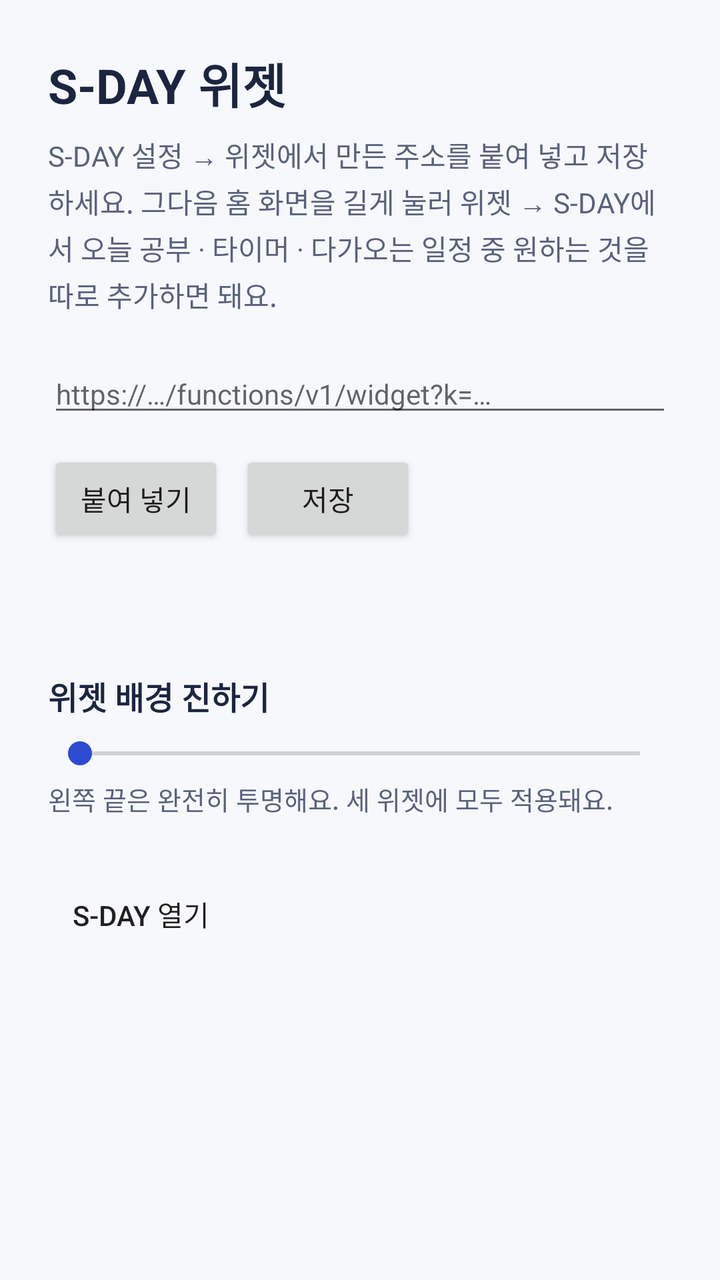
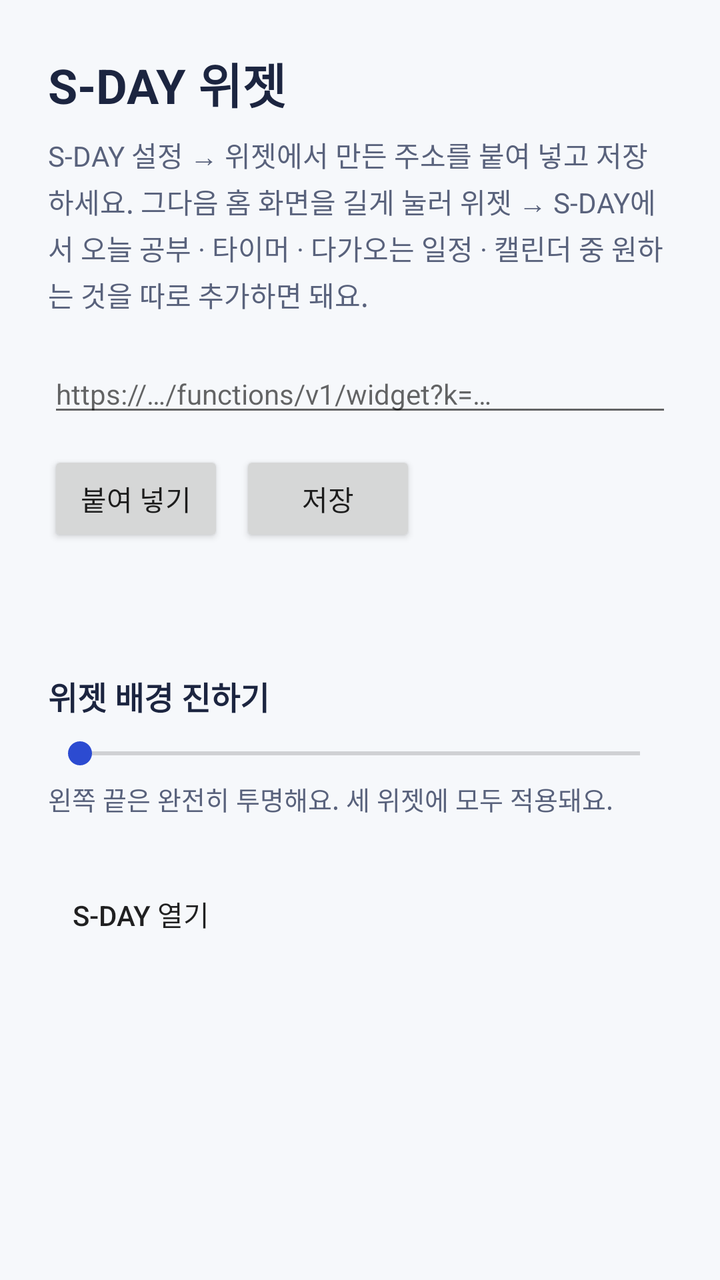

Before-and-after screenshots of an Android layout around one commit, followed by the original layout XML and the change that was made.
<!-- AndroidManifest.xml: application theme AppTheme -->
<!-- res/layout/activity_main.xml -->
<?xml version="1.0" encoding="utf-8"?>
<ScrollView xmlns:android="http://schemas.android.com/apk/res/android"
    android:layout_width="match_parent"
    android:layout_height="match_parent"
    android:fitsSystemWindows="true">

    <LinearLayout
        android:layout_width="match_parent"
        android:layout_height="wrap_content"
        android:orientation="vertical"
        android:padding="24dp">

        <TextView
            android:layout_width="wrap_content"
            android:layout_height="wrap_content"
            android:text="S-DAY 위젯"
            android:textColor="@color/ink"
            android:textSize="24sp"
            android:textStyle="bold" />

        <TextView
            android:layout_width="match_parent"
            android:layout_height="wrap_content"
            android:layout_marginTop="8dp"
            android:lineSpacingExtra="3dp"
            android:text="S-DAY 설정 → 위젯에서 만든 주소를 붙여 넣고 저장하세요. 그다음 홈 화면을 길게 눌러 위젯 → S-DAY에서 오늘 공부 · 타이머 · 다가오는 일정 중 원하는 것을 따로 추가하면 돼요."
            android:textColor="@color/pencil"
            android:textSize="14sp" />

        <EditText
            android:id="@+id/url"
            android:layout_width="match_parent"
            android:layout_height="wrap_content"
            android:layout_marginTop="20dp"
            android:hint="https://…/functions/v1/widget?k=…"
            android:importantForAutofill="no"
            android:inputType="textUri"
            android:maxLines="3"
            android:textSize="14sp" />

        <LinearLayout
            android:layout_width="match_parent"
            android:layout_height="wrap_content"
            android:layout_marginTop="12dp"
            android:orientation="horizontal">
            <Button
                android:id="@+id/paste"
                android:layout_width="wrap_content"
                android:layout_height="wrap_content"
                android:text="붙여 넣기" />
            <Button
                android:id="@+id/save"
                android:layout_width="wrap_content"
                android:layout_height="wrap_content"
                android:layout_marginStart="8dp"
                android:text="저장" />
        </LinearLayout>

        <TextView
            android:id="@+id/status"
            android:layout_width="match_parent"
            android:layout_height="wrap_content"
            android:layout_marginTop="16dp"
            android:textColor="@color/pencil"
            android:textSize="14sp" />

        <TextView
            android:id="@+id/opacity_label"
            android:layout_width="match_parent"
            android:layout_height="wrap_content"
            android:layout_marginTop="28dp"
            android:text="위젯 배경 진하기"
            android:textColor="@color/ink"
            android:textSize="16sp"
            android:textStyle="bold" />
        <SeekBar
            android:id="@+id/opacity"
            android:layout_width="match_parent"
            android:layout_height="wrap_content"
            android:layout_marginTop="8dp"
            android:max="10" />
        <TextView
            android:layout_width="match_parent"
            android:layout_height="wrap_content"
            android:layout_marginTop="4dp"
            android:text="왼쪽 끝은 완전히 투명해요. 세 위젯에 모두 적용돼요."
            android:textColor="@color/pencil"
            android:textSize="13sp" />

        <Button
            android:id="@+id/open"
            style="?android:attr/borderlessButtonStyle"
            android:layout_width="wrap_content"
            android:layout_height="wrap_content"
            android:layout_marginTop="24dp"
            android:text="S-DAY 열기" />
    </LinearLayout>
</ScrollView>
<!-- resources referenced by this layout -->
<resources>
  <color name="ink">#1C2540</color>
  <color name="pencil">#59627C</color>
  <style name="AppTheme" parent="android:Theme.Material.Light.NoActionBar">
          <item name="android:colorAccent">@color/pen</item>
          <item name="android:colorPrimary">@color/pen</item>
          <item name="android:statusBarColor">@color/paper</item>
          <item name="android:windowBackground">@color/paper</item>
          <item name="android:windowLightStatusBar">true</item>
      </style>
  <color name="pen">#2C4BD1</color>
  <color name="paper">#F6F8FB</color>
</resources>

<!-- the commit's change to res/layout/activity_main.xml (unified diff, before → after) -->
@@ -23,7 +23,7 @@
             android:layout_height="wrap_content"
             android:layout_marginTop="8dp"
             android:lineSpacingExtra="3dp"
-            android:text="S-DAY 설정 → 위젯에서 만든 주소를 붙여 넣고 저장하세요. 그다음 홈 화면을 길게 눌러 위젯 → S-DAY에서 오늘 공부 · 타이머 · 다가오는 일정 중 원하는 것을 따로 추가하면 돼요."
+            android:text="S-DAY 설정 → 위젯에서 만든 주소를 붙여 넣고 저장하세요. 그다음 홈 화면을 길게 눌러 위젯 → S-DAY에서 오늘 공부 · 타이머 · 다가오는 일정 · 캘린더 중 원하는 것을 따로 추가하면 돼요."
             android:textColor="@color/pencil"
             android:textSize="14sp" />
 
